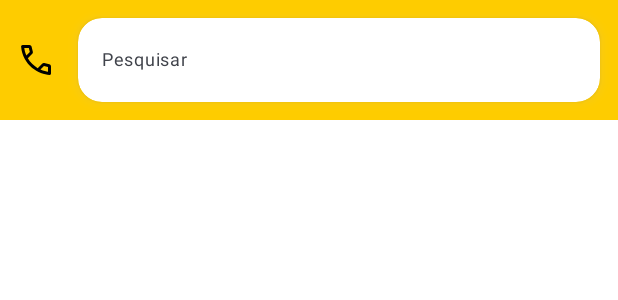
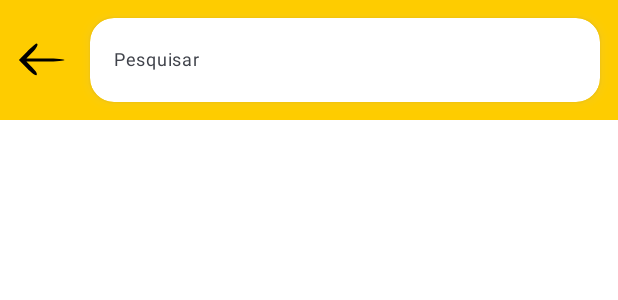
Before and after one commit to Garabriels3/ml-challenge, an Android app built with Jetpack Compose: the @Preview function SearchBarComponentPreview, on a phone screen of 412 x 824 dp. Shown: the top 300 px of the screen. Run offline under Robolectric (Android 15) with nearby library versions, the phone set to English and light mode, and no system bars.

Commit message:
fix some debits

```diff
--- a/design_system/src/main/java/com/br/design_system/compose/toolbar/SearchBarComponent.kt
+++ b/design_system/src/main/java/com/br/design_system/compose/toolbar/SearchBarComponent.kt
@@ -24,6 +24,7 @@ import androidx.compose.ui.platform.LocalSoftwareKeyboardController
 import androidx.compose.ui.res.painterResource
 import androidx.compose.ui.text.input.ImeAction
 import androidx.compose.ui.tooling.preview.Preview
+import com.br.design_system.R
 import com.br.design_system.compose.outlinedtextfield.CustomOutlinedTextField
 import com.br.design_system.theme.ColorApp
 import com.br.design_system.theme.MlChallengeTheme
@@ -65,7 +66,7 @@ fun SearchBarComponent(
         ) {
             onBackNavigation?.let {
                 Icon(
-                    painter = painterResource(id = androidx.core.R.drawable.ic_call_answer),
+                    painter = painterResource(id = R.drawable.ic_arrow_left),
                     contentDescription = null,
                     modifier = Modifier
                         .clickable { onBackNavigation() }
--- /dev/null
+++ b/design_system/src/main/res/drawable/ic_arrow_left.xml
@@ -0,0 +1,10 @@
+<vector xmlns:android="http://schemas.android.com/apk/res/android"
+    android:width="32dp"
+    android:height="32dp"
+    android:viewportWidth="32"
+    android:viewportHeight="32">
+  <path
+      android:pathData="M6,10.5l-5.4,5.5 5.4,5.5c3.6,3.6 5.8,5.1 6.4,4.5 0.7,-0.7 -0.3,-2.4 -2.9,-5l-3.9,-4 12.7,-0c7.8,-0 12.7,-0.4 12.7,-1 0,-0.6 -4.9,-1 -12.7,-1l-12.7,-0 3.7,-3.8c3.5,-3.5 4.7,-6.2 2.9,-6.2 -0.4,-0 -3.2,2.5 -6.2,5.5z"
+      android:fillColor="#000000"
+      android:strokeColor="#00000000"/>
+</vector>
--- a/feature/products/src/main/java/com/br/products/presentation/searchproduct/udf/SearchProductUiState.kt
+++ b/feature/products/src/main/java/com/br/products/presentation/searchproduct/udf/SearchProductUiState.kt
@@ -13,7 +13,4 @@ sealed class SearchProductUiState(open val uiModel: SearchProductUiModel) {
     object OnLoadingState : SearchProductUiState(SearchProductUiModel())
     data class OnResumeState(override val uiModel: SearchProductUiModel) :
         SearchProductUiState(uiModel)
-    object OnEmptyState : SearchProductUiState(SearchProductUiModel())
-    data class OnErrorState(override val uiModel: SearchProductUiModel) :
-        SearchProductUiState(uiModel)
 }
```
Also changed, not shown: feature/products/src/main/java/com/br/products/presentation/searchproduct/view/compose/SearchProductScreen.kt (+4 -6 lines).
